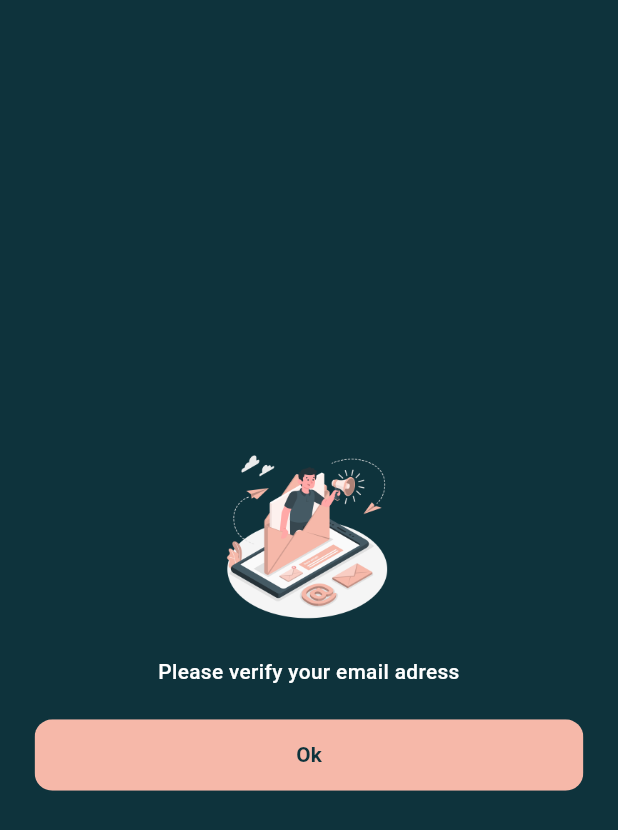
After one commit to ahmedalnagdy18/Skinalyze, a Flutter app: the VerifyPage screen opened directly, on a phone screen of 412 x 824 dp. The commit adds this screen. Shown: the top 830 px of the screen. Run offline on Flutter 3.47's test engine with Material 3 defaults, Android fonts, the phone set to English and light mode, and no system bars; our stand-ins replace bloc, dots_indicator, email_validator, equatable, firebase_auth, firebase_core and 6 more; missing offline and left inert: bottom_navbar_with_indicator; accounts and stored records are empty.

Commit message:
finish authentication

```diff
--- /dev/null
+++ b/lib/features/authentication/presentation/screens/verify_page.dart
@@ -0,0 +1,60 @@
+import 'package:flutter/material.dart';
+import 'package:flutter_screenutil/flutter_screenutil.dart';
+import 'package:skinalyze/core/common/buttons.dart';
+import 'package:skinalyze/core/fonts/app_text.dart';
+import 'package:skinalyze/features/authentication/presentation/screens/login_page.dart';
+
+class VerifyPage extends StatelessWidget {
+  const VerifyPage({super.key});
+
+  @override
+  Widget build(BuildContext context) {
+    return Scaffold(
+      backgroundColor: Theme.of(context).scaffoldBackgroundColor,
+      body: SafeArea(
+        child: Padding(
+          padding: EdgeInsets.symmetric(horizontal: 22.w, vertical: 22.h),
+          child: Column(
+            crossAxisAlignment: CrossAxisAlignment.center,
+            mainAxisAlignment: MainAxisAlignment.center,
+            children: [
+              Row(
+                mainAxisAlignment: MainAxisAlignment.center,
+                children: [
+                  SizedBox(
+                    width: 120.r,
+                    child: Image.asset(
+                      "images/email_verify.png",
+                    ),
+                  ),
+                  SizedBox(width: 4.w),
+                ],
+              ),
+              SizedBox(height: 22.h),
+              Text(
+                "Please verify your email adress",
+                style: AppTexts.meduimBody.copyWith(
+                  color: Colors.white,
+                ),
+                textAlign: TextAlign.center,
+              ),
+              SizedBox(height: 22.h),
+              ColoredButtonWidget(
+                minHeight: 48.h,
+                radius: 12.r,
+                onPressed: () {
+                  Navigator.push(
+                      context,
+                      MaterialPageRoute(
+                        builder: (context) => LoginPage(),
+                      ));
+                },
+                text: "Ok",
+              ),
+            ],
+          ),
+        ),
+      ),
+    );
+  }
+}
--- a/lib/main.dart
+++ b/lib/main.dart
@@ -1,9 +1,13 @@
+import 'package:firebase_auth/firebase_auth.dart';
 import 'package:firebase_core/firebase_core.dart';
 import 'package:flutter/material.dart';
 import 'package:flutter_bloc/flutter_bloc.dart';
 import 'package:flutter_screenutil/flutter_screenutil.dart';
+import 'package:skinalyze/core/shared_prefrances/shared_prefrances.dart';
+import 'package:skinalyze/features/authentication/presentation/screens/authentication_page.dart';
 import 'package:skinalyze/features/home/presentation/cubtis/theme_cubit.dart';
 import 'package:skinalyze/features/home/presentation/cubtis/theme_state.dart';
+import 'package:skinalyze/features/home/presentation/screens/main_app_page.dart';
 import 'package:skinalyze/features/onboarding/screens/onboarding_page.dart';
 import 'package:skinalyze/injection_container.dart';
 
@@ -18,15 +22,26 @@ Future<void> main() async {
       storageBucket: "skinalyze-1bd8a.firebasestorage.app",
     ),
   );
+  await SharedPrefrance.instanc.initialization();
+
+  bool hasSeenOnboarding = SharedPrefrance.instanc.isOnboardingShown();
+  bool token = SharedPrefrance.instanc.getToken();
   await init();
-  runApp(const MyApp());
+  runApp(MyApp(
+    hasSeenOnboarding: hasSeenOnboarding,
+    token: token,
+  ));
 }
 
 class MyApp extends StatelessWidget {
-  const MyApp({super.key});
+  final bool hasSeenOnboarding;
+  final bool token;
+  const MyApp(
+      {super.key, required this.hasSeenOnboarding, required this.token});
 
   @override
   Widget build(BuildContext context) {
+    User? user = FirebaseAuth.instance.currentUser;
     return ScreenUtilInit(
         designSize: Size(393, 831),
         minTextAdapt: true,
@@ -38,7 +53,11 @@ class MyApp extends StatelessWidget {
                 return MaterialApp(
                   theme: themeState.themeData,
                   debugShowCheckedModeBanner: false,
-                  home: const OnboardingPage(),
+                  home: hasSeenOnboarding
+                      ? (user != null && token == true)
+                          ? MainAppPage()
+                          : AuthenticationPage()
+                      : const OnboardingPage(),
                 );
               },
             ),
--- a/pubspec.yaml
+++ b/pubspec.yaml
@@ -20,7 +20,6 @@ dependencies:
   firebase_auth: ^5.5.1
   firebase_core: ^3.12.1
   firebase_messaging: ^15.2.4
-  firebase_sign_in: ^0.0.16
   firebase_storage: ^12.4.4
   flutter:
     sdk: flutter
```
Also changed, not shown: lib/core/common/main_app_loading.dart (added, +23 -0 lines), lib/core/shared_prefrances/shared_prefrances.dart (added, +47 -0 lines), lib/features/authentication/presentation/screens/login_page.dart (+22 -3 lines), lib/features/authentication/presentation/screens/sign_up_page.dart (+17 -7 lines), lib/features/home/presentation/screens/home_page.dart (+26 -3 lines), lib/features/onboarding/screens/onboarding_page.dart (+7 -2 lines), images/email_verify.png (added), images/main_app_loading.gif (added).
